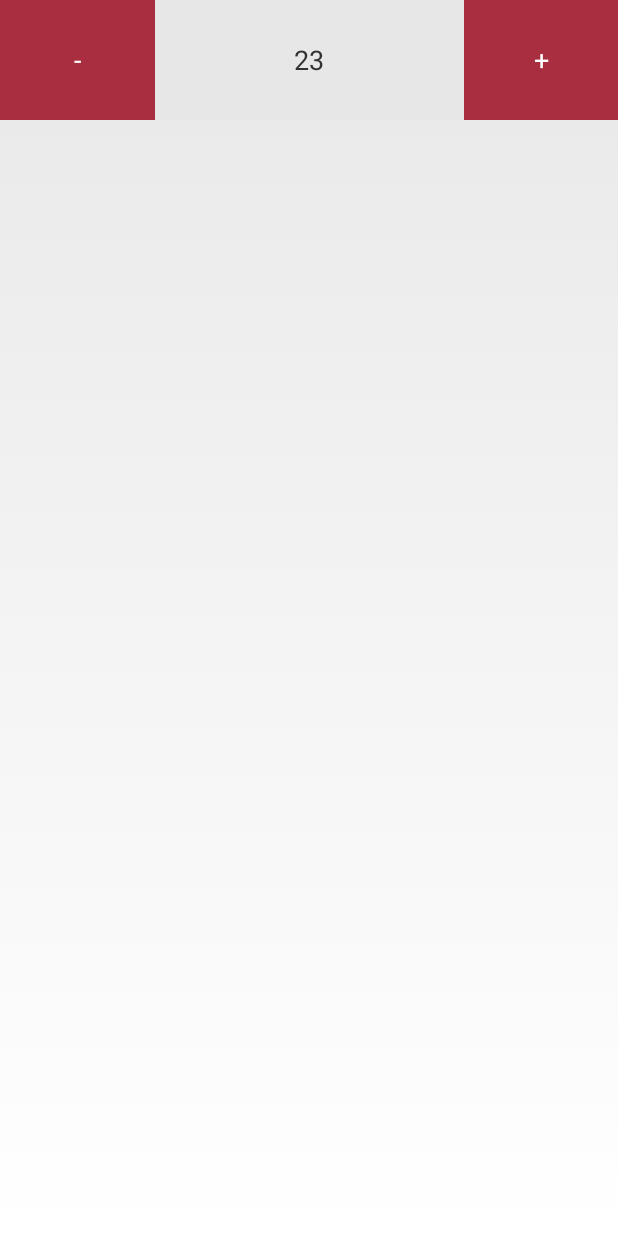
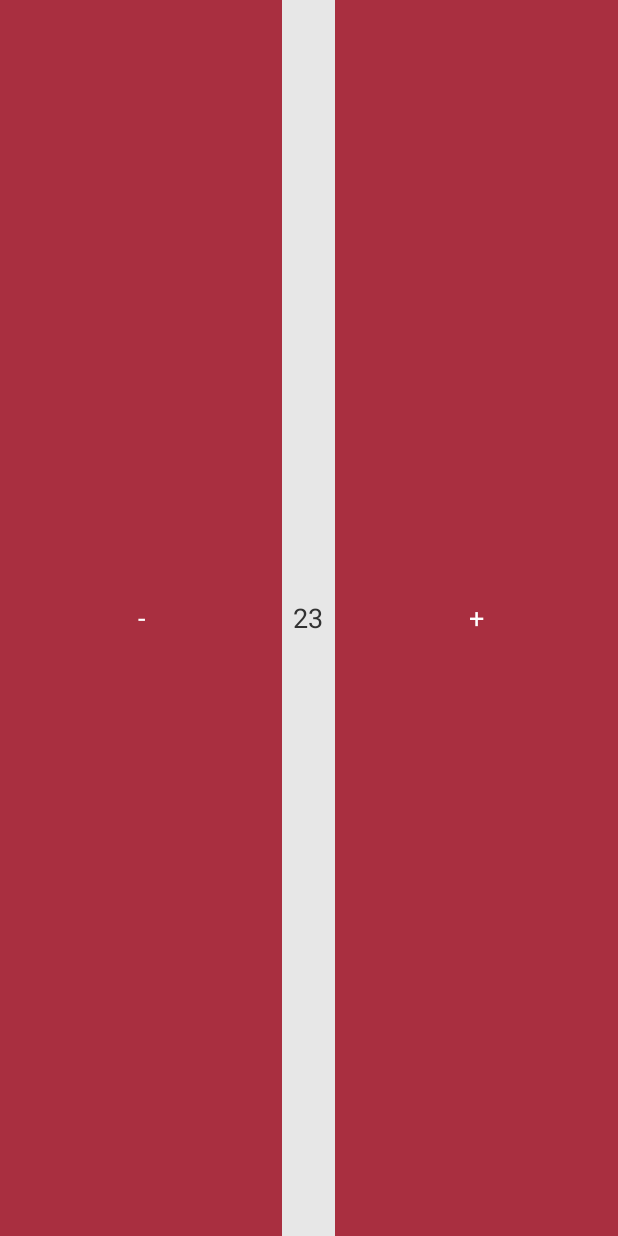
Before and after one commit to turbo-lover/menst, an Android app: the layout number_picker.xml on its own in the app's theme, with its tools: preview values and no code run, on a phone screen of 412 x 824 dp. Run offline under Robolectric (Android 15) with nearby library versions, the phone set to English and light mode, and no system bars.

Commit message:
number picker

```diff
--- /dev/null
+++ b/Menst_verstka/src/main/java/com/menst_verstka/utils/Transforms.java
@@ -0,0 +1,18 @@
+package com.menst_verstka.utils;
+
+import android.content.Context;
+import android.util.TypedValue;
+
+/**
+ * Created by turbo_lover on 29.07.13.
+ */
+public class Transforms {
+    static public int PxtDIP(float dp, Context cnt)
+    {
+
+        int value = (int) TypedValue.applyDimension(TypedValue.COMPLEX_UNIT_DIP,
+                dp, cnt.getResources().getDisplayMetrics());
+        return value;
+    }
+
+}
--- a/Menst_verstka/src/main/res/layout/number_picker.xml
+++ b/Menst_verstka/src/main/res/layout/number_picker.xml
@@ -1,26 +1,25 @@
 <?xml version="1.0" encoding="utf-8"?>
+<RelativeLayout xmlns:android="http://schemas.android.com/apk/res/android"
+                android:layout_width="match_parent"
+                android:layout_height="match_parent">
+    <Button android:layout_width="wrap_content"
+            android:layout_height="match_parent"
 
-<LinearLayout
-        android:orientation="horizontal"
-        xmlns:android="http://schemas.android.com/apk/res/android"
-        android:layout_width="match_parent"
-
-        android:layout_height="@dimen/height_number">
-
-    <Button android:layout_width="match_parent"
-            android:layout_height="match_parent"
-            android:layout_weight="3"
             android:text="-"
             android:id="@+id/button_minus"
             android:textSize="@dimen/text_size_big"
             android:textColor="@color/white"
-            android:background="@color/pink"/>
+            android:background="@color/pink"
+            android:layout_alignParentLeft="true"
+            android:layout_centerVertical="true"
+            android:layout_toLeftOf="@+id/relative"/>
 
-    <RelativeLayout android:layout_width="match_parent"
+    <RelativeLayout android:layout_width="wrap_content"
                     android:layout_height="match_parent"
-              android:layout_weight="2"
-
+                    android:layout_centerInParent="true"
+                    android:id="@+id/relative"
                     android:background="@color/text_view_number_picker"
+                    android:minWidth="35dp"
             >
         <TextView
                 android:id="@+id/number_picker_value"
@@ -35,10 +34,13 @@
     <Button
             android:layout_width="match_parent"
             android:layout_height="match_parent"
-            android:layout_weight="3"
             android:text="+"
             android:textColor="@color/white"
             android:textSize="@dimen/text_size_big"
             android:id="@+id/button_plus"
-            android:background="@color/pink"/>
-</LinearLayout>
+            android:background="@color/pink"
+            android:layout_alignParentRight="true"
+            android:layout_centerVertical="true"
+            android:layout_toRightOf="@+id/relative"/>
+
+</RelativeLayout>
```
Lines whose indentation alone changed are shown as unchanged.
